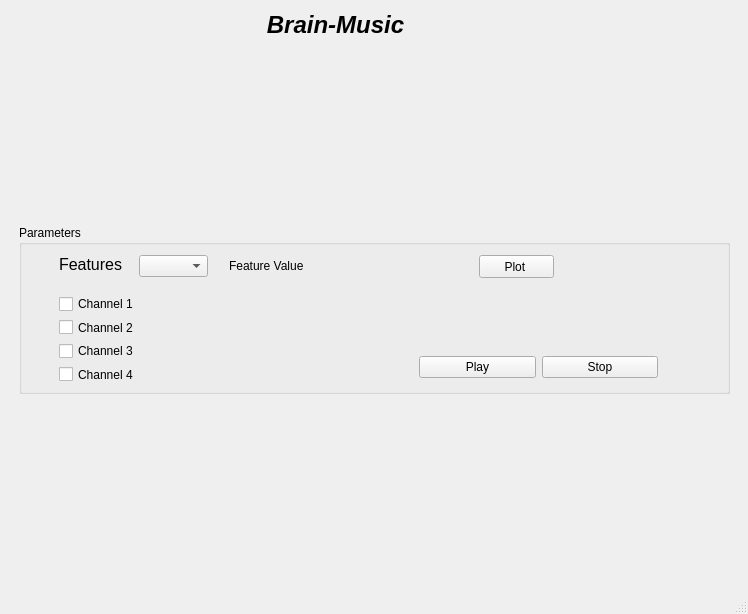
Old version of the form UI/temp.ui in the repository JavenLiang/Thedron-btm.
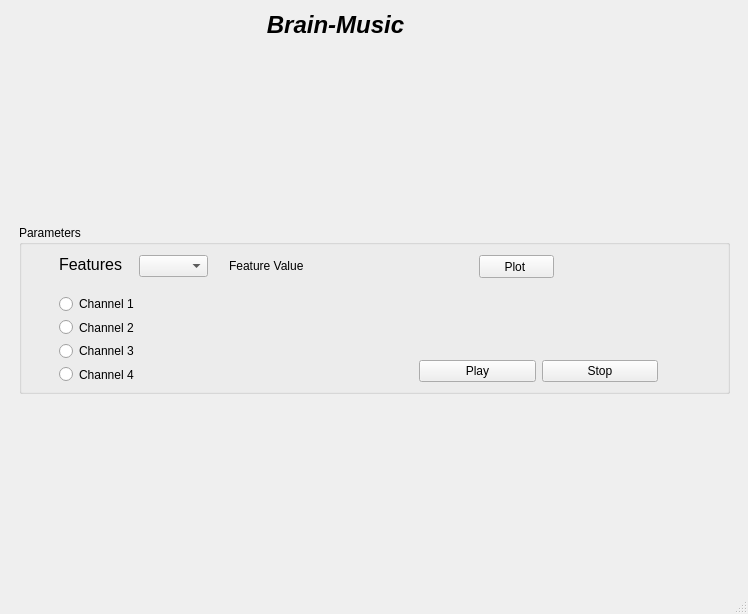
New version of the form.

```diff
--- a/UI/temp.ui
+++ b/UI/temp.ui
@@ -95,31 +95,28 @@
         </property>
         <layout class="QVBoxLayout" name="verticalLayout">
          <item>
-          <widget class="QCheckBox" name="checkBox">
+          <widget class="QRadioButton" name="radioButton">
            <property name="text">
             <string>Channel 1</string>
            </property>
           </widget>
          </item>
          <item>
-          <widget class="QCheckBox" name="checkBox_2">
+          <widget class="QRadioButton" name="radioButton_2">
            <property name="text">
             <string>Channel 2</string>
            </property>
-           <property name="tristate">
-            <bool>false</bool>
-           </property>
           </widget>
          </item>
          <item>
-          <widget class="QCheckBox" name="checkBox_3">
+          <widget class="QRadioButton" name="radioButton_3">
            <property name="text">
             <string>Channel 3</string>
            </property>
           </widget>
          </item>
          <item>
-          <widget class="QCheckBox" name="checkBox_4">
+          <widget class="QRadioButton" name="radioButton_4">
            <property name="text">
             <string>Channel 4</string>
            </property>
@@ -133,7 +130,7 @@
           <x>400</x>
           <y>130</y>
           <width>239</width>
-          <height>25</height>
+          <height>32</height>
          </rect>
         </property>
         <layout class="QHBoxLayout" name="horizontalLayout">
@@ -177,7 +174,7 @@
      <x>0</x>
      <y>0</y>
      <width>748</width>
-     <height>21</height>
+     <height>24</height>
     </rect>
    </property>
   </widget>
```
